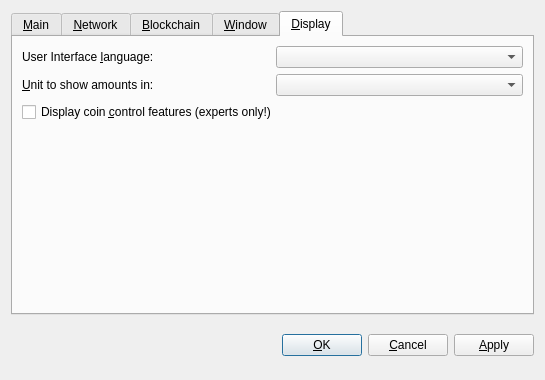
The window that src/qt/forms/optionsdialog.ui (bitbaymarket/bitbay-core) describes before a commit, drawn with Qt 5.
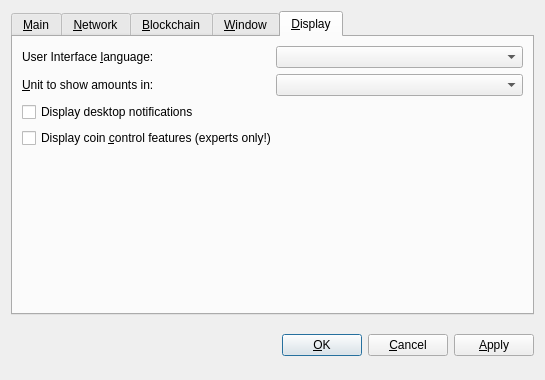
The same window after the commit. The open tabs and pages were chosen to show the change. Custom widgets are drawn as their Qt base class.

```diff
--- a/src/qt/forms/optionsdialog.ui
+++ b/src/qt/forms/optionsdialog.ui
@@ -379,6 +379,13 @@
          </item>
         </layout>
        </item>
+       <item>
+        <widget class="QCheckBox" name="displayNotifications">
+         <property name="text">
+          <string>Display desktop notifications</string>
+         </property>
+        </widget>
+       </item>
        <item>
         <widget class="QCheckBox" name="coinControlFeatures">
          <property name="toolTip">
```
Left out of the diff: 22 changed lines with no effect on the pictures.
